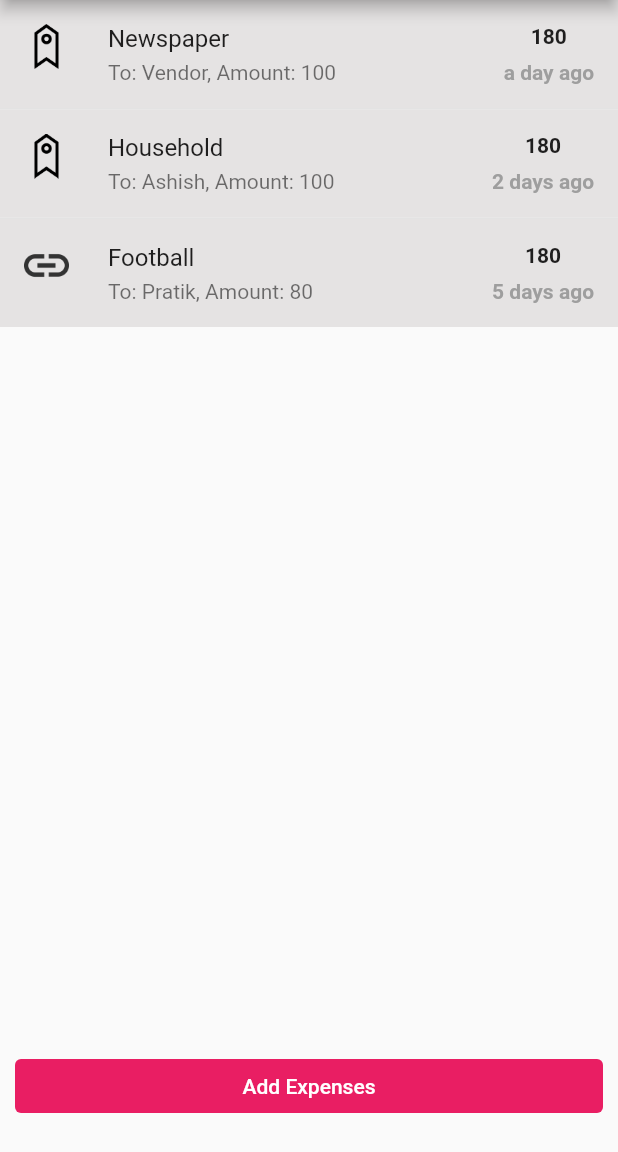
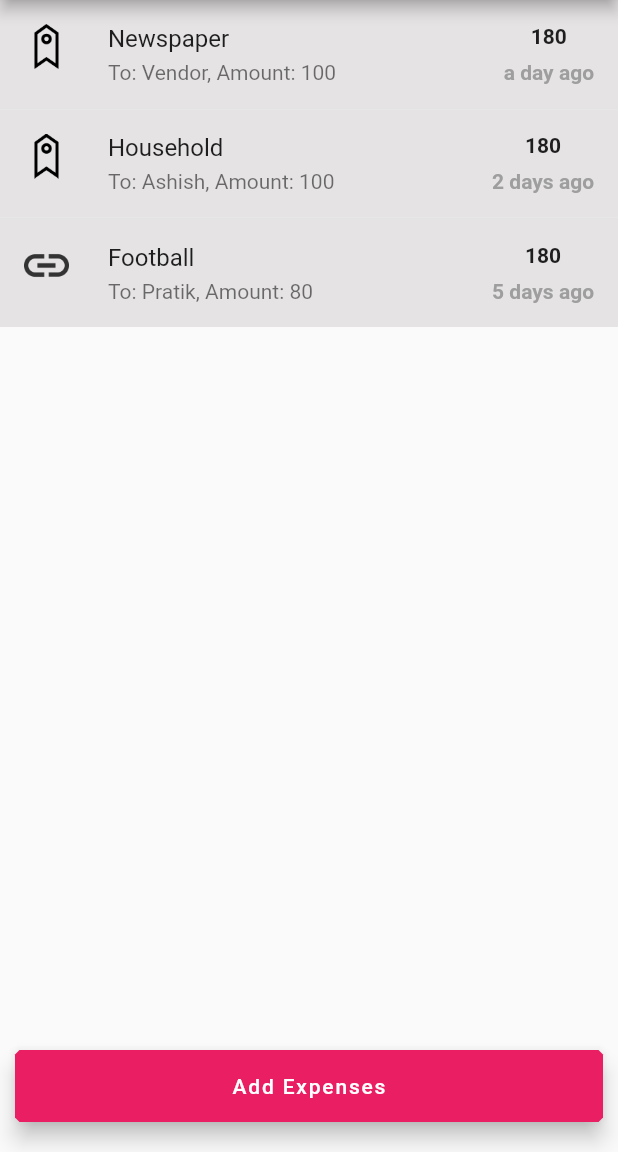
Before and after one commit to tamraj-kilvish/kilvish, a Flutter app: the HomePage screen opened directly, on a phone screen of 412 x 824 dp, the part 84-1236 px from its top. Run offline on Flutter 3.47's test engine with Material 2 defaults, Android fonts, the phone set to English and light mode, and no system bars; our stand-ins replace jiffy.

Commit message:
UPDATE: changed text button to floating action

```diff
--- a/lib/home.dart
+++ b/lib/home.dart
@@ -156,11 +156,14 @@ class _HomePageState extends State<HomePage> {
                   margin:
                       const EdgeInsets.symmetric(horizontal: 10, vertical: 20),
                   width: double.infinity,
-                  child: TextButton(
-                    onPressed: () => {},
-                    style: TextButton.styleFrom(backgroundColor: primaryColor),
-                    child: const Text('Add Expenses',
-                        style: TextStyle(color: Colors.white)),
+                  child: FloatingActionButton.extended(
+                    onPressed: () {
+                      // Add your onPressed code here!
+                    },
+                    shape: BeveledRectangleBorder(
+                        borderRadius: BorderRadius.circular(3.0)),
+                    label: const Text('Add Expenses'),
+                    backgroundColor: primaryColor,
                   ),
                 ))
           ],
```
